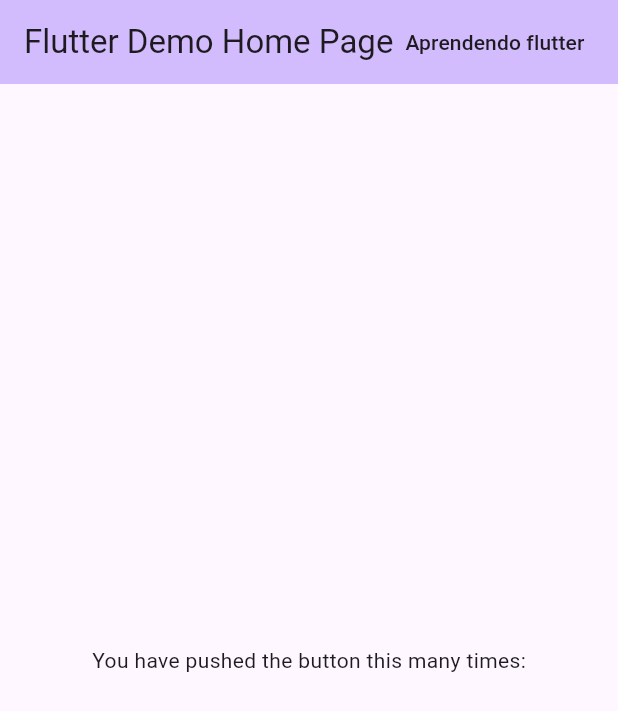
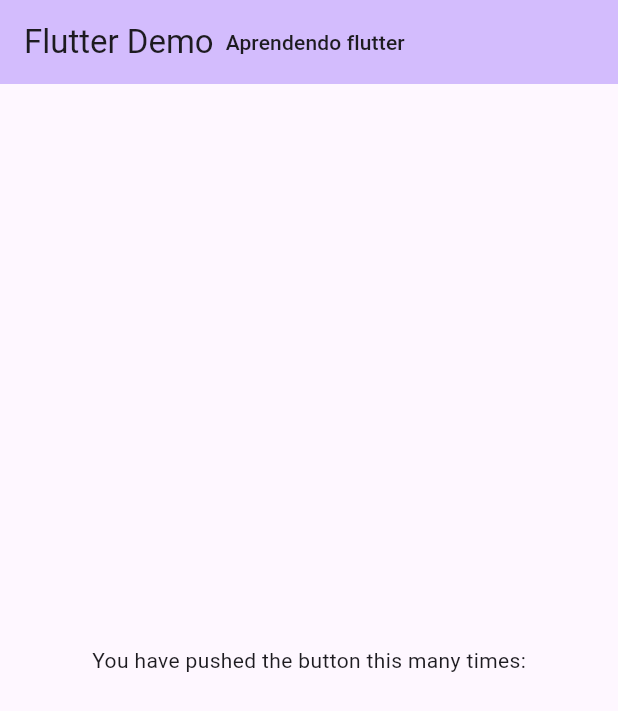
Before and after one commit to BR-Pufferfish/primeiro_app, a Flutter app: the screen it shows after launch, on a phone screen of 412 x 824 dp. Shown: the top 711 px of the screen. Run offline on Flutter 3.47's test engine with Material 3 defaults, Android fonts, the phone set to English and light mode, and no system bars.

```diff
--- a/lib/my_app.dart
+++ b/lib/my_app.dart
@@ -10,7 +10,7 @@ class MyApp extends StatelessWidget {
   @override
   Widget build(BuildContext context) {
     return MaterialApp(
-       title: 'Flutter Demo',
+      title: 'Flutter Demo',
       theme: ThemeData(
         // This is the theme of your application.
         //
@@ -29,7 +29,10 @@ class MyApp extends StatelessWidget {
         // tested with just a hot reload.
         colorScheme: ColorScheme.fromSeed(seedColor: Colors.deepPurple),
       ),
-      home: const MyHomePage(title: 'Flutter Demo Home Page', subtitulo: 'Aprendendo flutter',),
+      home: const MyHomePage(
+        title: 'Flutter Demo',
+        subtitulo: 'Aprendendo flutter',
+      ),
     );
   }
 }
```
Also changed, not shown: lib/main.dart (line endings or trailing spaces).
